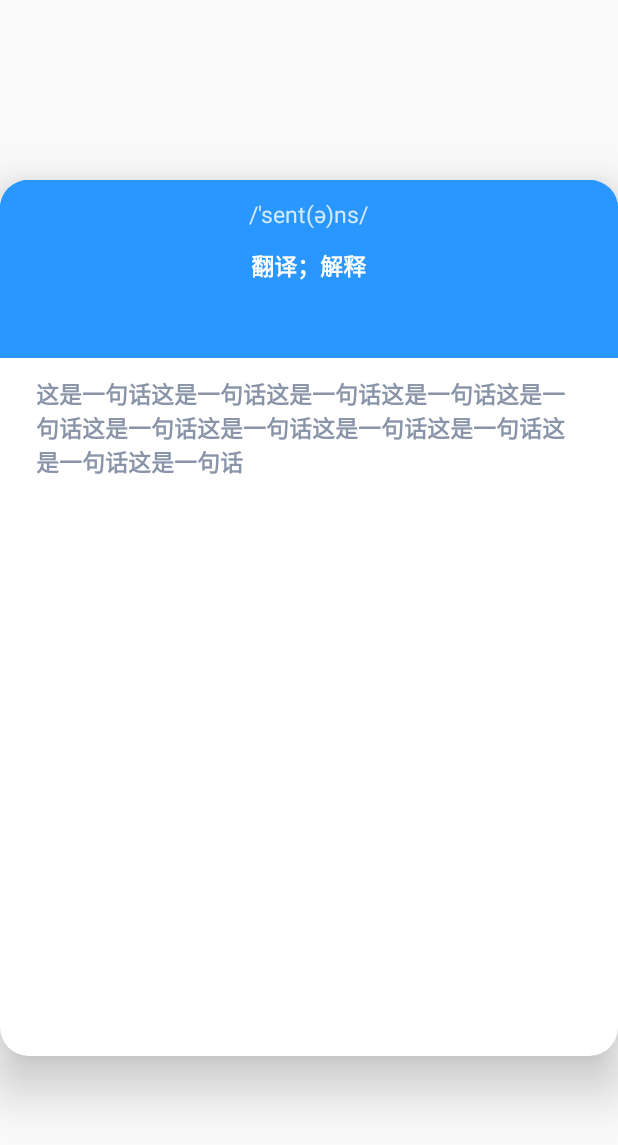
After one commit to Spr-Aut/WordList, an Android app built with Jetpack Compose: the layout item_word_detail_collapse.xml on its own in the app's theme, with its tools: preview values and no code run, on a phone screen of 412 x 824 dp. The commit adds this screen. Shown: the top 1145 px of the screen. Run offline under Robolectric (Android 15) with nearby library versions, the phone set to English and light mode, and no system bars.

Commit message:
调整卡片式单词列表的入口

```diff
--- a/app/src/main/java/com/example/wordlist/fragment/TranslateFragment.java
+++ b/app/src/main/java/com/example/wordlist/fragment/TranslateFragment.java
@@ -79,10 +79,10 @@ public class TranslateFragment extends Fragment {
         tvResult=mView.findViewById(R.id.tv_trans_translate);
 
         btnWordList.setOnClickListener(v -> checkWordList());
-        btnWordList.setOnLongClickListener(v -> toCompose());
+        btnWordList.setOnLongClickListener(v -> toPager());
         btnTrans.setOnClickListener(v -> translate());
         btnClear.setOnClickListener(v -> clear());
-        btnClear.setOnLongClickListener(v -> toPager());
+        btnClear.setOnLongClickListener(v -> toCompose());
         btnAdd.setOnClickListener(v -> addToDB());
 
         //popUpKeyboard(etOrigin);
--- /dev/null
+++ b/app/src/main/res/layout/item_word_detail_collapse.xml
@@ -0,0 +1,92 @@
+<?xml version="1.0" encoding="utf-8"?>
+<androidx.cardview.widget.CardView xmlns:android="http://schemas.android.com/apk/res/android"
+    android:layout_width="match_parent"
+    android:layout_height="match_parent"
+    xmlns:app="http://schemas.android.com/apk/res-auto"
+    android:layout_marginVertical="120dp"
+    app:cardCornerRadius="19dp"
+    app:cardElevation="20dp"
+    android:background="@color/card_bg"
+    >
+    <androidx.coordinatorlayout.widget.CoordinatorLayout
+        android:layout_width="match_parent"
+        android:layout_height="match_parent">
+        <com.google.android.material.appbar.AppBarLayout
+            android:layout_width="match_parent"
+            android:layout_height="wrap_content"
+            android:orientation="vertical">
+            <com.google.android.material.appbar.CollapsingToolbarLayout
+                android:id="@+id/collapsingToolbar"
+                android:layout_width="match_parent"
+                android:layout_height="wrap_content"
+                app:layout_scrollFlags="scroll|exitUntilCollapsed"
+                >
+                <androidx.appcompat.widget.Toolbar
+                    android:id="@+id/toolbar"
+                    android:layout_width="match_parent"
+                    android:layout_height="?attr/actionBarSize"
+                    app:layout_collapseMode="pin"
+                    />
+                <RelativeLayout
+                    android:layout_width="match_parent"
+                    android:layout_height="wrap_content"
+                    android:background="@color/card_pager_head_bg"
+
+                    >
+
+                    <TextView
+                        android:id="@+id/tvSymbolWordDetailPager"
+                        android:layout_width="wrap_content"
+                        android:layout_height="wrap_content"
+                        android:layout_marginTop="12dp"
+                        android:text="/'sent(ə)ns/"
+                        android:textColor="@color/card_pager_small_text"
+                        android:textSize="15sp"
+                        android:layout_centerHorizontal="true"
+                        android:layout_marginHorizontal="@dimen/padding_horizontal_pager"
+                        />
+                    <TextView
+                        android:id="@+id/tvDescWordDetailPager"
+                        android:layout_width="wrap_content"
+                        android:layout_height="wrap_content"
+                        android:layout_marginTop="12dp"
+                        android:text="翻译；解释"
+                        android:textColor="@color/white"
+                        android:textSize="15sp"
+                        android:textStyle="bold"
+                        android:layout_below="@id/tvSymbolWordDetailPager"
+                        android:layout_centerHorizontal="true"
+                        android:layout_marginHorizontal="@dimen/padding_horizontal_pager"
+                        android:layout_marginBottom="50dp"
+
+                        />
+                </RelativeLayout>
+            </com.google.android.material.appbar.CollapsingToolbarLayout>
+        </com.google.android.material.appbar.AppBarLayout>
+
+        <androidx.core.widget.NestedScrollView
+            android:layout_width="match_parent"
+            android:layout_height="wrap_content"
+            android:scrollbars="none"
+            android:clipToPadding="false"
+            app:layout_behavior="@string/appbar_scrolling_view_behavior"
+            >
+
+            <TextView
+                android:id="@+id/tvSentenceWordDetailPager"
+                android:layout_width="wrap_content"
+                android:layout_height="wrap_content"
+                android:layout_marginTop="12dp"
+                android:text="这是一句话这是一句话这是一句话这是一句话这是一句话这是一句话这是一句话这是一句话这是一句话这是一句话这是一句话"
+                android:textSize="15sp"
+                android:textStyle="bold"
+                android:textColor="@color/colorLightGrey"
+                android:layout_marginHorizontal="@dimen/padding_horizontal_pager"
+                />
+        </androidx.core.widget.NestedScrollView>
+    </androidx.coordinatorlayout.widget.CoordinatorLayout>
+
+
+
+
+</androidx.cardview.widget.CardView>
```
